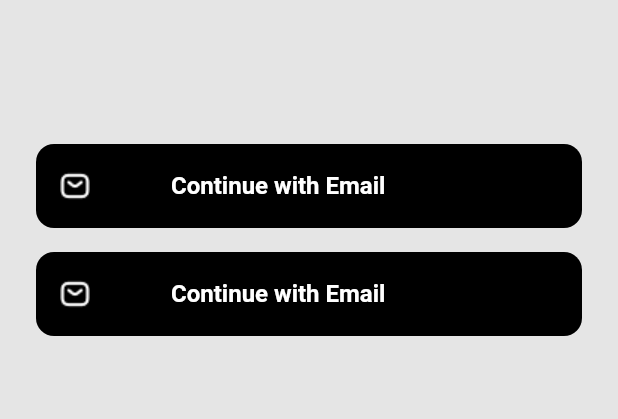
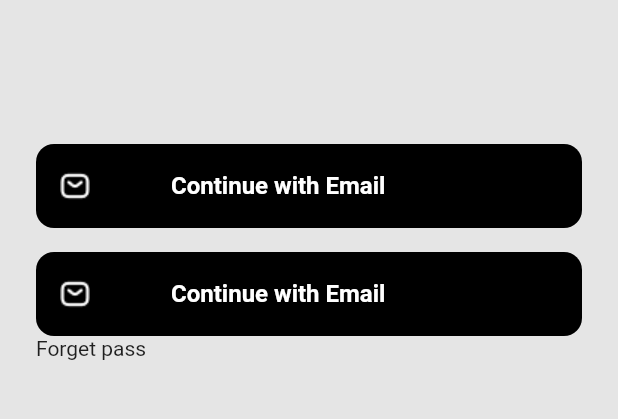
Before and after one commit to ZayniddinMamarasulov/DigiNews, a Flutter app: the screen it shows after launch, on a phone screen of 412 x 824 dp, the part 339-758 px from its top. Run offline on Flutter 3.47's test engine with Material 2 defaults, Android fonts, the phone set to English and light mode, and no system bars; our stand-ins replace bouncing_widget.

Commit message:
Forget pass text has been added

```diff
--- a/lib/screens/auth_page.dart
+++ b/lib/screens/auth_page.dart
@@ -31,7 +31,8 @@ class _AuthPageState extends State<AuthPage> {
                 const SizedBox(height: 96),
                 signButtons(),
                 const SizedBox(height: 16),
-                signButtons()
+                signButtons(),
+                const Text("Forget pass")
               ],
             ),
           ),
```
